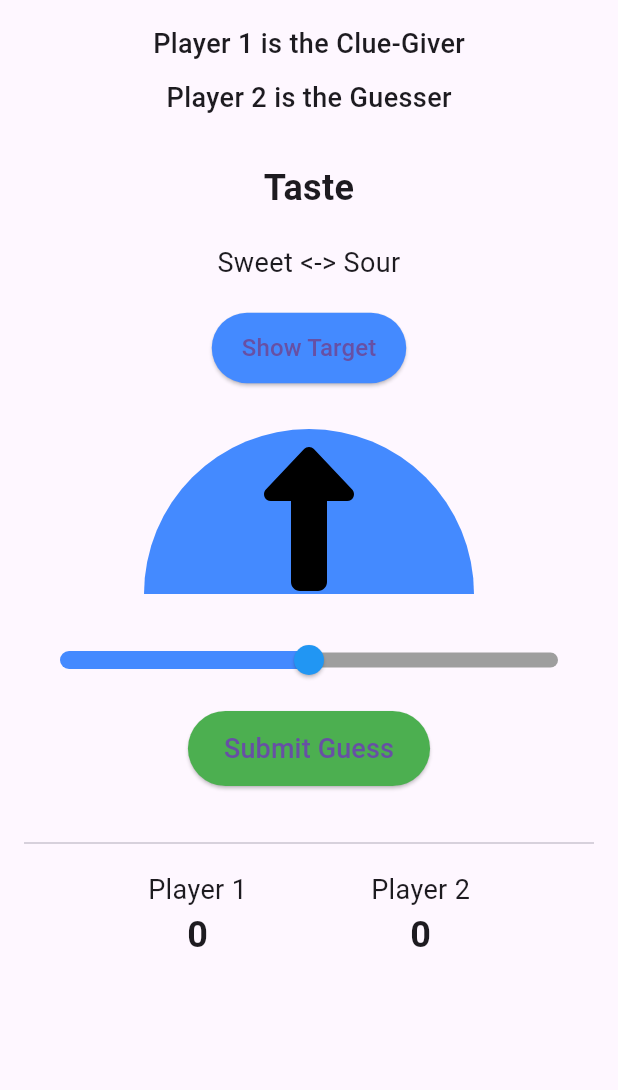
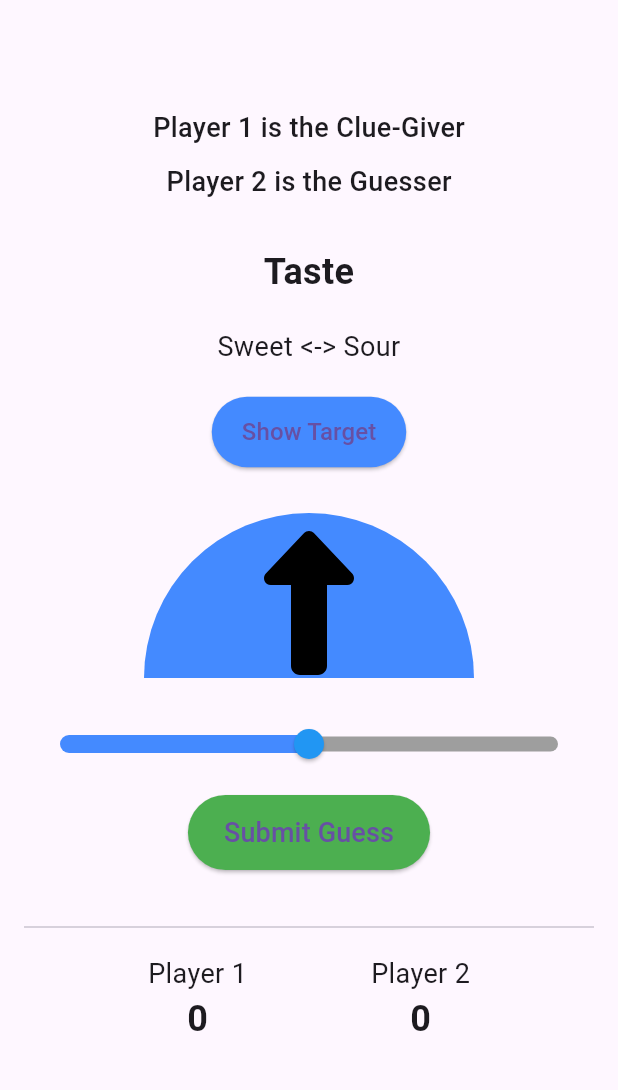
Before and after one commit to LeoLobo30/wavelength, a Flutter app: the screen it shows after launch, on a phone screen of 412 x 824 dp, the part 84-1174 px from its top. Run offline on Flutter 3.47's test engine with Material 3 defaults, Android fonts, the phone set to English and light mode, and no system bars; our stand-ins replace flutter_svg.

Commit message:
ajustando para outros navegadores

```diff
--- a/lib/View/gameView.dart
+++ b/lib/View/gameView.dart
@@ -90,7 +90,6 @@ class _GameViewState extends State<GameView>
     Player clueGiver = widget.controller.currentClueGiver;
     Player guesser = widget.controller.currentGuesser;
 
-    // Converte o target para um ângulo para ser mostrado no semicírculo (-pi/2 a pi/2)
     double targetAngle =
         (widget.controller.currentQuestion.target * math.pi) - (math.pi / 2);
 
@@ -100,16 +99,21 @@ class _GameViewState extends State<GameView>
         backgroundColor: Colors.blueAccent,
       ),
       body: SafeArea(
-        child: SingleChildScrollView(
-          // Adiciona o SingleChildScrollView
+        child: LayoutBuilder(
+          builder: (BuildContext context, BoxConstraints constraints) {
+            return SingleChildScrollView(
+              child: ConstrainedBox(
+                constraints: BoxConstraints(
+                  minHeight: constraints.maxHeight,
+                ),
                 child: Padding(
                   padding: const EdgeInsets.all(16.0),
                   child: widget.controller.isGameOver()
                       ? Center(
                           child: Text(
                             'Game Over!',
-                      style:
-                          TextStyle(fontSize: 24, fontWeight: FontWeight.bold),
+                            style: TextStyle(
+                                fontSize: 24, fontWeight: FontWeight.bold),
                           ),
                         )
                       : Column(
@@ -156,7 +160,9 @@ class _GameViewState extends State<GameView>
                                           horizontal: 20, vertical: 12),
                                     ),
                                     child: Text(
-                                showTarget ? 'Hide Target' : 'Show Target',
+                                      showTarget
+                                          ? 'Hide Target'
+                                          : 'Show Target',
                                       style: TextStyle(fontSize: 16),
                                     ),
                                   ),
@@ -199,7 +205,8 @@ class _GameViewState extends State<GameView>
                                         height: 100,
                                         decoration: BoxDecoration(
                                           color: Colors.redAccent,
-                                    borderRadius: BorderRadius.circular(30),
+                                          borderRadius:
+                                              BorderRadius.circular(30),
                                         ),
                                       ),
                                     ),
@@ -259,7 +266,8 @@ class _GameViewState extends State<GameView>
                                     Text(
                                       '${widget.controller.player1Score}',
                                       style: TextStyle(
-                                    fontSize: 24, fontWeight: FontWeight.bold),
+                                          fontSize: 24,
+                                          fontWeight: FontWeight.bold),
                                     ),
                                   ],
                                 ),
@@ -272,7 +280,8 @@ class _GameViewState extends State<GameView>
                                     Text(
                                       '${widget.controller.player2Score}',
                                       style: TextStyle(
-                                    fontSize: 24, fontWeight: FontWeight.bold),
+                                          fontSize: 24,
+                                          fontWeight: FontWeight.bold),
                                     ),
                                   ],
                                 ),
@@ -281,6 +290,9 @@ class _GameViewState extends State<GameView>
                           ],
                         ),
                 ),
+              ),
+            );
+          },
         ),
       ),
     );
```
Lines whose indentation alone changed are shown as unchanged.
